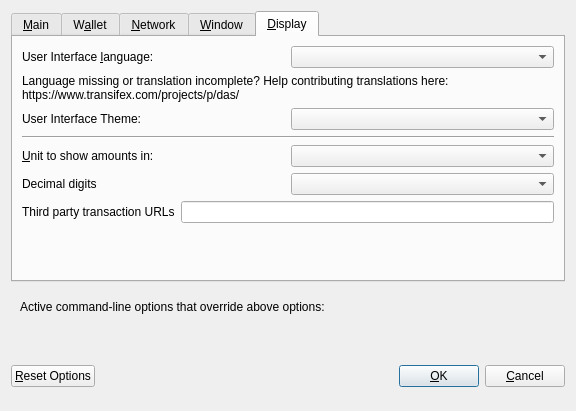
The window that src/qt/forms/optionsdialog.ui (blocksninja/das-coin) describes before a commit, drawn with Qt 5.
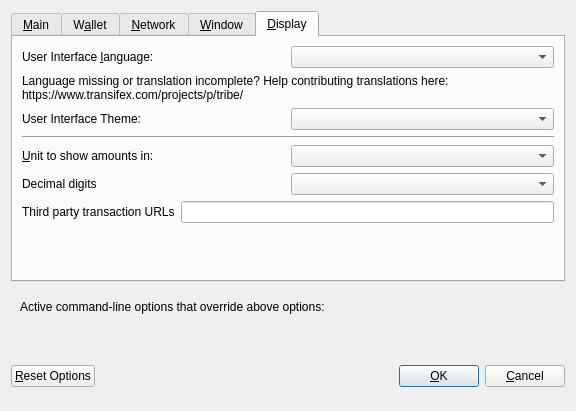
The same window after the commit. The open tabs and pages were chosen to show the change. Custom widgets are drawn as their Qt base class.

Commit message: das >> tribe

```diff
--- a/src/qt/forms/optionsdialog.ui
+++ b/src/qt/forms/optionsdialog.ui
@@ -683,7 +683,7 @@
          </property>
          <property name="text">
           <string>Language missing or translation incomplete? Help contributing translations here:
-https://www.transifex.com/projects/p/das/</string>
+https://www.transifex.com/projects/p/tribe/</string>
          </property>
          <property name="wordWrap">
           <bool>true</bool>
```
The commit also changes 258 other files.
